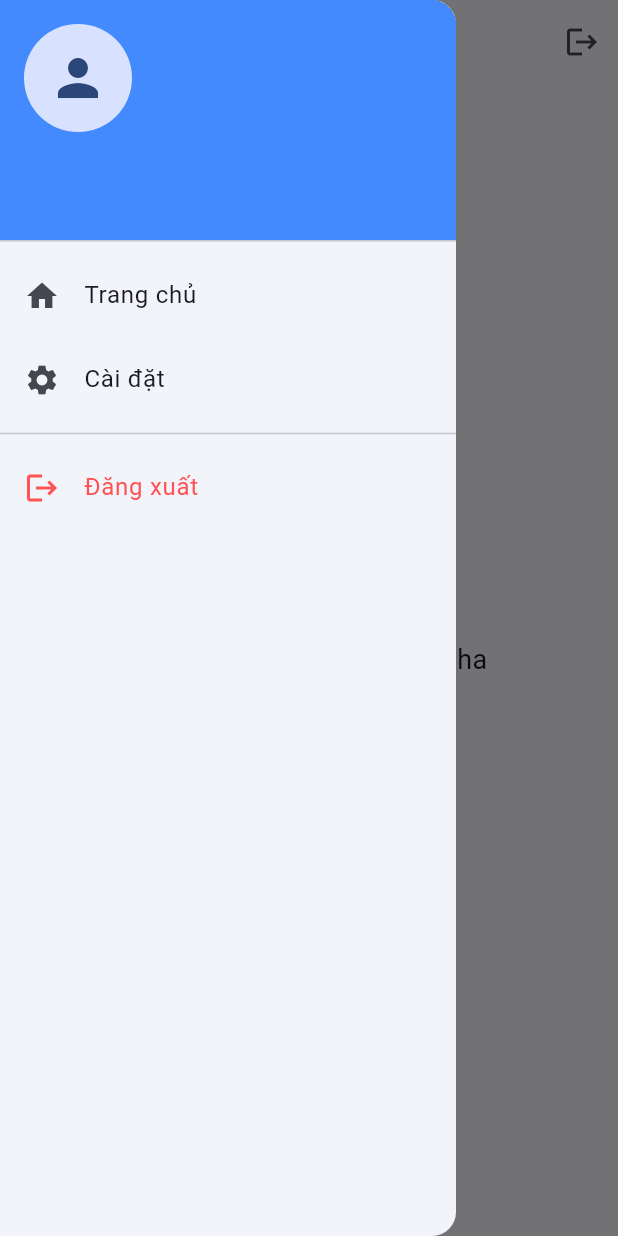
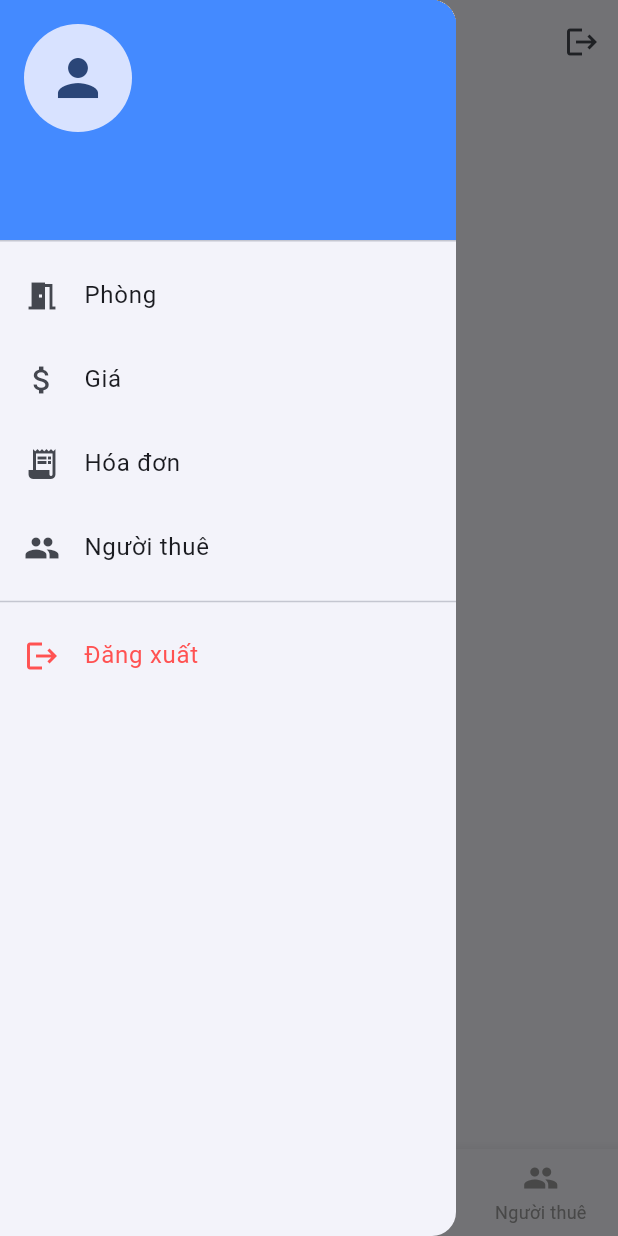
Before and after one commit to danglehainam/quanlyphong, a Flutter app: the screen it shows once a user with an empty profile is signed in, with the side drawer open, on a phone screen of 412 x 824 dp. Run offline on Flutter 3.47's test engine with Material 3 defaults, Android fonts, the phone set to English and light mode, and no system bars; our stand-ins replace cloud_firestore, equatable, firebase_auth, firebase_core, flutter_bloc, google_sign_in; accounts and stored records are empty.

Commit message:
botom nav

```diff
--- a/lib/main.dart
+++ b/lib/main.dart
@@ -17,7 +17,7 @@ import 'data/repositories/user_repository_impl.dart';
 import 'presentation/bloc/auth/auth_bloc.dart';
 import 'presentation/bloc/auth/auth_state.dart';
 import 'presentation/screens/login_screen.dart';
-import 'presentation/screens/home_screen.dart';
+import 'presentation/screens/main_screen.dart';
 
 void main() async {
   WidgetsFlutterBinding.ensureInitialized();
@@ -74,7 +74,7 @@ class MyApp extends StatelessWidget {
         home: BlocBuilder<AuthBloc, AuthState>(
           builder: (context, state) {
             if (state is AuthAuthenticated) {
-              return HomeScreen(user: state.user);
+              return MainScreen(user: state.user);
             }
             if (state is AuthLoading) {
               return const Scaffold(
--- /dev/null
+++ b/lib/presentation/screens/gia/gia_screen.dart
@@ -0,0 +1,15 @@
+import 'package:flutter/material.dart';
+
+class GiaScreen extends StatelessWidget {
+  const GiaScreen({super.key});
+
+  @override
+  Widget build(BuildContext context) {
+    return const Center(
+      child: Text(
+        'Giá',
+        style: TextStyle(fontSize: 24),
+      ),
+    );
+  }
+}
--- /dev/null
+++ b/lib/presentation/screens/hoa_don/hoa_don_screen.dart
@@ -0,0 +1,15 @@
+import 'package:flutter/material.dart';
+
+class HoaDonScreen extends StatelessWidget {
+  const HoaDonScreen({super.key});
+
+  @override
+  Widget build(BuildContext context) {
+    return const Center(
+      child: Text(
+        'Hóa đơn',
+        style: TextStyle(fontSize: 24),
+      ),
+    );
+  }
+}
--- a/lib/presentation/screens/home_screen.dart
+++ /dev/null
@@ -1,98 +0,0 @@
-import 'package:flutter/material.dart';
-import 'package:flutter_bloc/flutter_bloc.dart';
-import '../../domain/entities/user_entity.dart';
-import '../bloc/auth/auth_bloc.dart';
-import '../bloc/auth/auth_event.dart';
-import '../bloc/auth/auth_state.dart';
-
-class HomeScreen extends StatelessWidget {
-  final UserEntity user;
-
-  const HomeScreen({super.key, required this.user});
-
-  void _handleLogOut(BuildContext context) {
-    context.read<AuthBloc>().add(AuthLogoutRequested());
-  }
-
-  @override
-  Widget build(BuildContext context) {
-    return Scaffold(
-      appBar: AppBar(
-        title: const Text('Trang chủ'),
-        actions: [
-          BlocBuilder<AuthBloc, AuthState>(
-            builder: (context, state) {
-              if (state is AuthLoading) {
-                return const Padding(
-                  padding: EdgeInsets.all(16.0),
-                  child: SizedBox(
-                    width: 20,
-                    height: 20,
-                    child: CircularProgressIndicator(strokeWidth: 2),
-                  ),
-                );
-              }
-              return IconButton(
-                icon: const Icon(Icons.logout),
-                onPressed: () => _handleLogOut(context),
-                tooltip: 'Đăng xuất',
-              );
-            },
-          ),
-        ],
-      ),
-      body: const Center(
-        child: Text(
-          'Đặng nhập thành công! Haha',
-          style: TextStyle(fontSize: 18),
-          textAlign: TextAlign.center,
-        ),
-      ),
-      drawer: Drawer(
-        child: ListView(
-          padding: EdgeInsets.zero,
-          children: [
-            UserAccountsDrawerHeader(
-              accountName: Text(user.displayName ?? 'Người dùng mới'),
-              accountEmail: Text(user.email ?? 'Không có email'),
-              currentAccountPicture: CircleAvatar(
-                backgroundImage: user.photoUrl != null
-                    ? NetworkImage(user.photoUrl!)
-                    : null,
-                child: user.photoUrl == null
-                    ? const Icon(Icons.person, size: 40)
-                    : null,
-              ),
-              decoration: const BoxDecoration(
-                color: Colors.blueAccent,
-              ),
-            ),
-            ListTile(
-              leading: const Icon(Icons.home),
-              title: const Text('Trang chủ'),
-              onTap: () {
-                Navigator.pop(context); // Đóng menu
-              },
-            ),
-            ListTile(
-              leading: const Icon(Icons.settings),
-              title: const Text('Cài đặt'),
-              onTap: () {
-                Navigator.pop(context);
-              },
-            ),
-            const Divider(),
-            ListTile(
-              leading: const Icon(Icons.logout, color: Colors.redAccent),
-              title: const Text('Đăng xuất', style: TextStyle(color: Colors.redAccent)),
-              onTap: () {
-                Navigator.pop(context);
-                _handleLogOut(context);
-              },
-            ),
-          ],
-        ),
-      ),
-    );
-  }
-}
--- /dev/null
+++ b/lib/presentation/screens/main_screen.dart
@@ -0,0 +1,161 @@
+import 'package:flutter/material.dart';
+import 'package:flutter_bloc/flutter_bloc.dart';
+import '../../domain/entities/user_entity.dart';
+import '../bloc/auth/auth_bloc.dart';
+import '../bloc/auth/auth_event.dart';
+import '../bloc/auth/auth_state.dart';
+import 'phong/phong_screen.dart';
+import 'gia/gia_screen.dart';
+import 'hoa_don/hoa_don_screen.dart';
+import 'nguoi_thue/nguoi_thue_screen.dart';
+
+class MainScreen extends StatefulWidget {
+  final UserEntity user;
+
+  const MainScreen({super.key, required this.user});
+
+  @override
+  State<MainScreen> createState() => _MainScreenState();
+}
+
+class _MainScreenState extends State<MainScreen> {
+  int _currentIndex = 0;
+
+  final List<Widget> _screens = const [
+    PhongScreen(),
+    GiaScreen(),
+    HoaDonScreen(),
+    NguoiThueScreen(),
+  ];
+
+  final List<String> _titles = const [
+    'Phòng',
+    'Giá',
+    'Hóa đơn',
+    'Người thuê',
+  ];
+
+  void _handleLogOut(BuildContext context) {
+    context.read<AuthBloc>().add(AuthLogoutRequested());
+  }
+
+  @override
+  Widget build(BuildContext context) {
+    return Scaffold(
+      appBar: AppBar(
+        title: Text(_titles[_currentIndex]),
+        actions: [
+          BlocBuilder<AuthBloc, AuthState>(
+            builder: (context, state) {
+              if (state is AuthLoading) {
+                return const Padding(
+                  padding: EdgeInsets.all(16.0),
+                  child: SizedBox(
+                    width: 20,
+                    height: 20,
+                    child: CircularProgressIndicator(strokeWidth: 2),
+                  ),
+                );
+              }
+              return IconButton(
+                icon: const Icon(Icons.logout),
+                onPressed: () => _handleLogOut(context),
+                tooltip: 'Đăng xuất',
+              );
+            },
+          ),
+        ],
+      ),
+      drawer: Drawer(
+        child: ListView(
+          padding: EdgeInsets.zero,
+          children: [
+            UserAccountsDrawerHeader(
+              accountName: Text(widget.user.displayName ?? 'Người dùng mới'),
+              accountEmail: Text(widget.user.email ?? 'Không có email'),
+              currentAccountPicture: CircleAvatar(
+                backgroundImage: widget.user.photoUrl != null
+                    ? NetworkImage(widget.user.photoUrl!)
+                    : null,
+                child: widget.user.photoUrl == null
+                    ? const Icon(Icons.person, size: 40)
+                    : null,
+              ),
+              decoration: const BoxDecoration(
+                color: Colors.blueAccent,
+              ),
+            ),
+            ListTile(
+              leading: const Icon(Icons.meeting_room),
+              title: const Text('Phòng'),
+              onTap: () {
+                setState(() => _currentIndex = 0);
+                Navigator.pop(context);
+              },
+            ),
+            ListTile(
+              leading: const Icon(Icons.attach_money),
+              title: const Text('Giá'),
+              onTap: () {
+                setState(() => _currentIndex = 1);
+                Navigator.pop(context);
+              },
+            ),
+            ListTile(
+              leading: const Icon(Icons.receipt_long),
+              title: const Text('Hóa đơn'),
+              onTap: () {
+                setState(() => _currentIndex = 2);
+                Navigator.pop(context);
+              },
+            ),
+            ListTile(
+              leading: const Icon(Icons.people),
+              title: const Text('Người thuê'),
+              onTap: () {
+                setState(() => _currentIndex = 3);
+                Navigator.pop(context);
+              },
+            ),
+            const Divider(),
+            ListTile(
+              leading: const Icon(Icons.logout, color: Colors.redAccent),
+              title: const Text('Đăng xuất',
+                  style: TextStyle(color: Colors.redAccent)),
+              onTap: () {
+                Navigator.pop(context);
+                _handleLogOut(context);
+              },
+            ),
+          ],
+        ),
+      ),
+      body: _screens[_currentIndex],
+      bottomNavigationBar: BottomNavigationBar(
+        currentIndex: _currentIndex,
+        onTap: (index) => setState(() => _currentIndex = index),
+        type: BottomNavigationBarType.fixed,
+        selectedItemColor: Colors.blueAccent,
+        unselectedItemColor: Colors.grey,
+        items: const [
+          BottomNavigationBarItem(
+            icon: Icon(Icons.meeting_room),
+            label: 'Phòng',
+          ),
+          BottomNavigationBarItem(
+            icon: Icon(Icons.attach_money),
+            label: 'Giá',
+          ),
+          BottomNavigationBarItem(
+            icon: Icon(Icons.receipt_long),
+            label: 'Hóa đơn',
+          ),
+          BottomNavigationBarItem(
+            icon: Icon(Icons.people),
+            label: 'Người thuê',
+          ),
+        ],
+      ),
+    );
+  }
+}
--- /dev/null
+++ b/lib/presentation/screens/nguoi_thue/nguoi_thue_screen.dart
@@ -0,0 +1,15 @@
+import 'package:flutter/material.dart';
+
+class NguoiThueScreen extends StatelessWidget {
+  const NguoiThueScreen({super.key});
+
+  @override
+  Widget build(BuildContext context) {
+    return const Center(
+      child: Text(
+        'Người thuê',
+        style: TextStyle(fontSize: 24),
+      ),
+    );
+  }
+}
--- /dev/null
+++ b/lib/presentation/screens/phong/phong_screen.dart
@@ -0,0 +1,15 @@
+import 'package:flutter/material.dart';
+
+class PhongScreen extends StatelessWidget {
+  const PhongScreen({super.key});
+
+  @override
+  Widget build(BuildContext context) {
+    return const Center(
+      child: Text(
+        'Phòng',
+        style: TextStyle(fontSize: 24),
+      ),
+    );
+  }
+}
```
